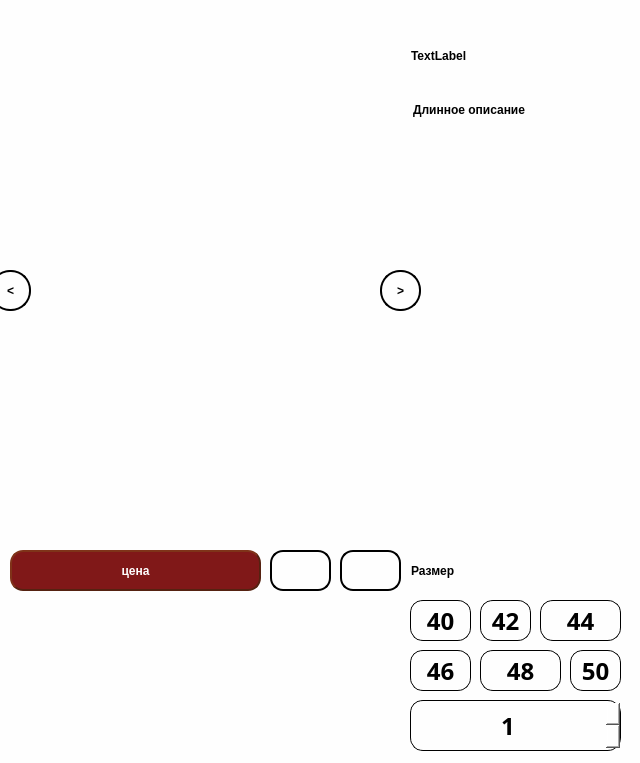
First picture: the form in description.ui, repository yobysheva/pyQT_DressesStore, before the edit.
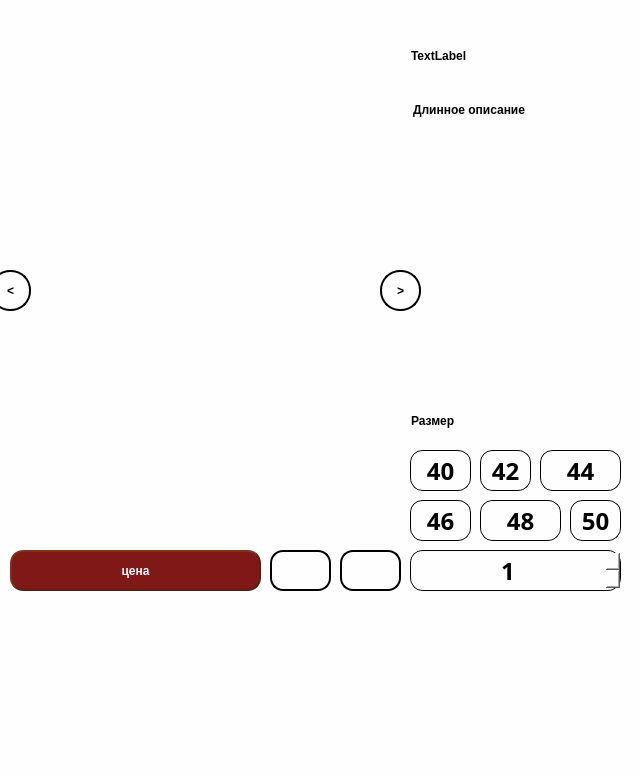
Second picture: the form after the edit.

Diff of the .ui file:
```diff
--- a/description.ui
+++ b/description.ui
@@ -6,8 +6,8 @@
    <rect>
     <x>0</x>
     <y>0</y>
-    <width>640</width>
-    <height>763</height>
+    <width>638</width>
+    <height>776</height>
    </rect>
   </property>
   <property name="windowTitle">
@@ -33,7 +33,7 @@
      <x>410</x>
      <y>100</y>
      <width>211</width>
-     <height>441</height>
+     <height>291</height>
     </rect>
    </property>
    <property name="styleSheet">
@@ -122,7 +122,7 @@
    <property name="geometry">
     <rect>
      <x>410</x>
-     <y>600</y>
+     <y>450</y>
      <width>61</width>
      <height>41</height>
     </rect>
@@ -163,7 +163,7 @@
    <property name="geometry">
     <rect>
      <x>480</x>
-     <y>600</y>
+     <y>450</y>
      <width>51</width>
      <height>41</height>
     </rect>
@@ -204,7 +204,7 @@
    <property name="geometry">
     <rect>
      <x>540</x>
-     <y>600</y>
+     <y>450</y>
      <width>81</width>
      <height>41</height>
     </rect>
@@ -245,7 +245,7 @@
    <property name="geometry">
     <rect>
      <x>480</x>
-     <y>650</y>
+     <y>500</y>
      <width>81</width>
      <height>41</height>
     </rect>
@@ -286,7 +286,7 @@
    <property name="geometry">
     <rect>
      <x>570</x>
-     <y>650</y>
+     <y>500</y>
      <width>51</width>
      <height>41</height>
     </rect>
@@ -327,7 +327,7 @@
    <property name="geometry">
     <rect>
      <x>410</x>
-     <y>650</y>
+     <y>500</y>
      <width>61</width>
      <height>41</height>
     </rect>
@@ -368,7 +368,7 @@
    <property name="geometry">
     <rect>
      <x>410</x>
-     <y>550</y>
+     <y>400</y>
      <width>211</width>
      <height>41</height>
     </rect>
@@ -430,9 +430,9 @@
    <property name="geometry">
     <rect>
      <x>410</x>
-     <y>700</y>
+     <y>550</y>
      <width>211</width>
-     <height>51</height>
+     <height>41</height>
     </rect>
    </property>
    <property name="font">
@@ -552,6 +552,17 @@
     <string>&gt;</string>
    </property>
   </widget>
+  <widget class="QWidget" name="horizontalLayoutWidget">
+   <property name="geometry">
+    <rect>
+     <x>10</x>
+     <y>600</y>
+     <width>611</width>
+     <height>161</height>
+    </rect>
+   </property>
+   <layout class="QHBoxLayout" name="horizontalLayout"/>
+  </widget>
  </widget>
  <resources/>
  <connections/>
```
Left out of the diff: 11 changed lines with no effect on the pictures.
